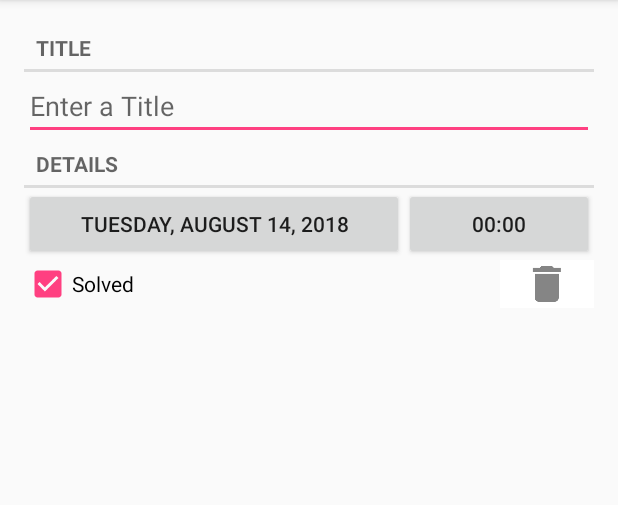
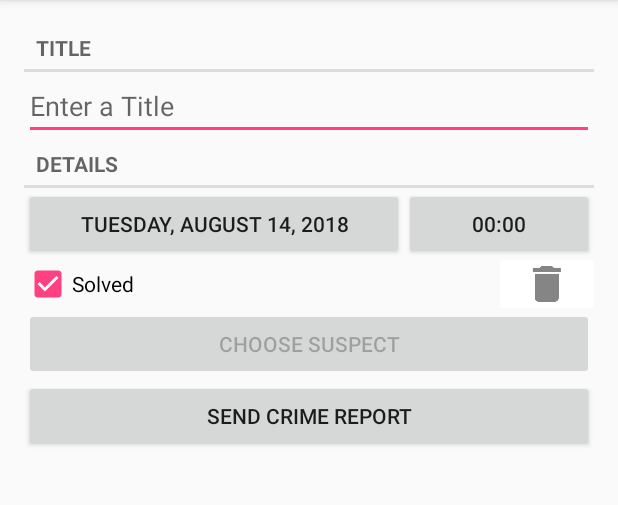
Before and after one commit to grhovo/criminalIntent, an Android app: the screen it shows after launch (CrimePagerActivity), after a tap on "New Crime", on a phone screen of 412 x 824 dp, the part 84-589 px from its top. Run offline under Robolectric (Android 15) with nearby library versions, the phone set to English and light mode, and no system bars.

Commit message:
Добавлены две кнопки.

```diff
--- a/app/src/main/java/com/example/hovo/criminalintentnew/Activities/Model/Crime.java
+++ b/app/src/main/java/com/example/hovo/criminalintentnew/Activities/Model/Crime.java
@@ -11,17 +11,16 @@ public class Crime {
     private String mTitle;
     private Date mDate;
     private boolean mSolved;
-    private boolean mRequiredPolice;
+    private String mSuspect;
     private int hour;
     private int minute;
 
-
-    public boolean isRequiredPolice() {
-        return mRequiredPolice;
+    public String getSuspect() {
+        return mSuspect;
     }
 
-    public void setRequiredPolice(boolean requiredPolice) {
-        mRequiredPolice = requiredPolice;
+    public void setSuspect(String suspect) {
+        mSuspect = suspect;
     }
 
     public int getHour() {
--- a/app/src/main/java/com/example/hovo/criminalintentnew/Activities/Model/CrimeLab.java
+++ b/app/src/main/java/com/example/hovo/criminalintentnew/Activities/Model/CrimeLab.java
@@ -77,6 +77,7 @@ public class CrimeLab {
         values.put(CrimeTable.Cols.SOLVED,crime.isSolved()?1:0);
         values.put(CrimeTable.Cols.HOUR,crime.getHour());
         values.put(CrimeTable.Cols.MINUTE,crime.getMinute());
+        values.put(CrimeTable.Cols.SUSPECT,crime.getSuspect());
 
         return values;
     }
--- a/app/src/main/java/com/example/hovo/criminalintentnew/Activities/database/CrimeBaseHelper.java
+++ b/app/src/main/java/com/example/hovo/criminalintentnew/Activities/database/CrimeBaseHelper.java
@@ -22,6 +22,7 @@ public class CrimeBaseHelper extends SQLiteOpenHelper {
         CrimeTable.Cols.TITLE + " text, " +
         CrimeTable.Cols.DATE + ", " +
         CrimeTable.Cols.SOLVED + ", " +
+        CrimeTable.Cols.SUSPECT + ", " +
         CrimeTable.Cols.HOUR + ", " +
         CrimeTable.Cols.MINUTE +
         ")"
--- a/app/src/main/java/com/example/hovo/criminalintentnew/Activities/database/CrimeCursorWrapper.java
+++ b/app/src/main/java/com/example/hovo/criminalintentnew/Activities/database/CrimeCursorWrapper.java
@@ -26,6 +26,7 @@ public class CrimeCursorWrapper extends CursorWrapper {
         int isSolved = getInt(getColumnIndex(CrimeTable.Cols.DATE));
         int hour = getInt(getColumnIndex(CrimeTable.Cols.HOUR));
         int minute = getInt(getColumnIndex(CrimeTable.Cols.MINUTE));
+        String suspect = getString(getColumnIndex(CrimeTable.Cols.SUSPECT));
 
         Crime crime = new Crime(UUID.fromString(uuidString));
         crime.setTitle(title);
@@ -33,6 +34,8 @@ public class CrimeCursorWrapper extends CursorWrapper {
         crime.setSolved(isSolved!=0);
         crime.setHour(hour);
         crime.setMinute(minute);
+        crime.setSuspect(suspect);
+
         return crime;
     }
 }
--- a/app/src/main/java/com/example/hovo/criminalintentnew/Activities/database/CrimeDbSchema.java
+++ b/app/src/main/java/com/example/hovo/criminalintentnew/Activities/database/CrimeDbSchema.java
@@ -10,6 +10,7 @@ public class CrimeDbSchema {
             public static final String DATE = "date";
             public static final String SOLVED = "solved";
             public static final String HOUR = "hour";
+            public static final String SUSPECT = "suspect";
             public static final String MINUTE = "minute";
         }
     }
--- a/app/src/main/res/layout/fragment_crime.xml
+++ b/app/src/main/res/layout/fragment_crime.xml
@@ -41,7 +41,7 @@
 
     <LinearLayout
         android:layout_width="match_parent"
-        android:layout_height="match_parent"
+        android:layout_height="wrap_content"
         android:orientation="horizontal">
 
         <CheckBox
@@ -61,4 +61,16 @@
             app:srcCompat="@drawable/ic_crime_delete" />
     </LinearLayout>
 
+    <Button
+        android:id="@+id/crime_suspect"
+        android:layout_width="match_parent"
+        android:layout_height="wrap_content"
+        android:text="@string/crime_suspect_text" />
+
+    <Button
+        android:id="@+id/crime_report"
+        android:layout_width="match_parent"
+        android:layout_height="wrap_content"
+        android:text="@string/crime_report_text" />
+
 </LinearLayout>
--- a/app/src/main/res/values/strings.xml
+++ b/app/src/main/res/values/strings.xml
@@ -15,4 +15,15 @@
         <item quantity="other">%1$d crimes</item>
     </plurals>
     <string name="delete_element">delete</string>
+    <string name="crime_suspect_text">Choose Suspect</string>
+    <string name="crime_report_text">Send Crime Report</string>
+    <string name="crime_report">%1$s!
+    The crime discovered on %2$s.%3$s, and %4$s
+    </string>
+    <string name="crime_report_solved">The case is solved</string>
+    <string name="crime_report_unsolved">The case is not solved</string>
+    <string name="crime_report_no_suspect">there is no suspect.</string>
+    <string name="crime_report_suspect">the suspect is %s.</string>
+    <string name="crime_report_subject">CriminalIntent Crime Report</string>
+    <string name="send_report">Send crime report via</string>
 </resources>
```
Also changed, not shown: app/src/main/java/com/example/hovo/criminalintentnew/Activities/Fragments/CrimeFragment.java (+96 -1 lines).
